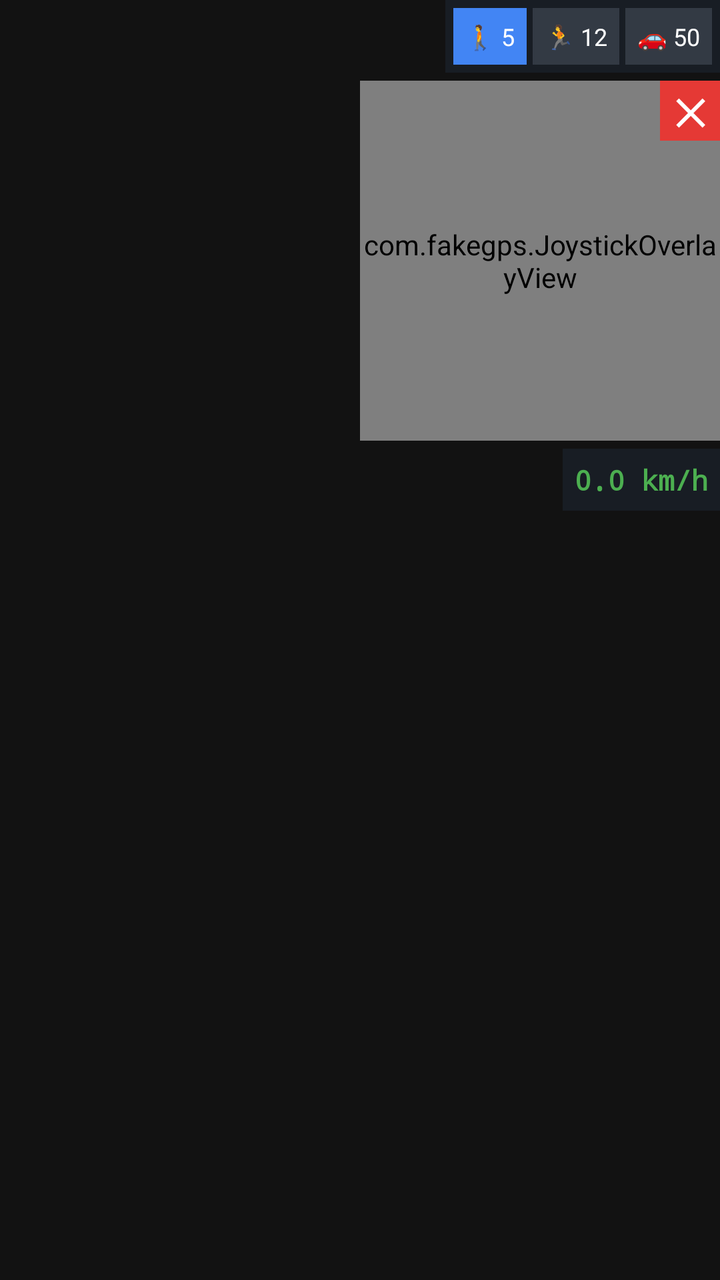
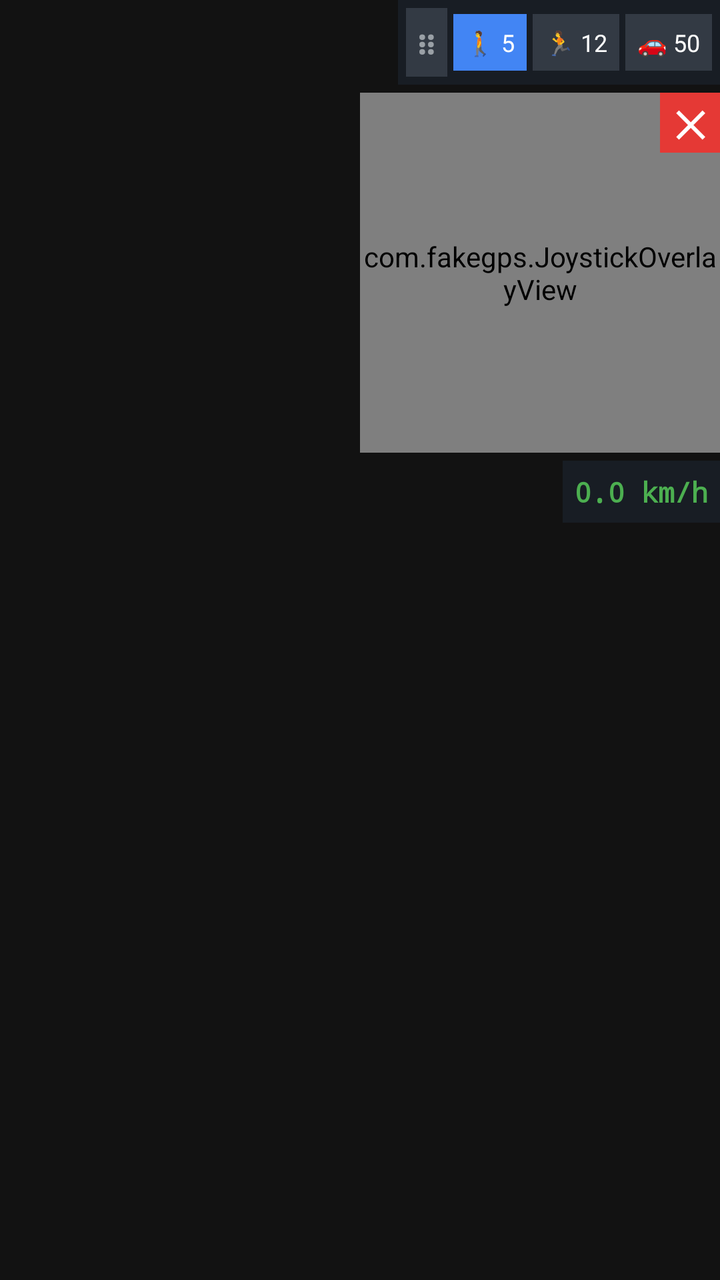

Two renders of the same Android screen: before a commit and after it. Below are the layout's source before the change and the commit's diff.
<!-- AndroidManifest.xml: application theme Theme.FakeGPS -->
<!-- res/layout/overlay_joystick.xml -->
<?xml version="1.0" encoding="utf-8"?>
<LinearLayout xmlns:android="http://schemas.android.com/apk/res/android"
    android:layout_width="wrap_content"
    android:layout_height="wrap_content"
    android:orientation="vertical"
    android:gravity="end">

    
    <LinearLayout
        android:layout_width="wrap_content"
        android:layout_height="wrap_content"
        android:orientation="horizontal"
        android:background="#CC1a2029"
        android:padding="4dp"
        android:layout_marginBottom="4dp">

        <TextView
            android:id="@+id/preset_walk"
            android:layout_width="wrap_content"
            android:layout_height="wrap_content"
            android:text="🚶 5"
            android:textColor="#ffffff"
            android:textSize="12sp"
            android:padding="6dp"
            android:background="#4285f4"
            android:clickable="true"
            android:focusable="true"
            android:layout_marginEnd="3dp"/>

        <TextView
            android:id="@+id/preset_run"
            android:layout_width="wrap_content"
            android:layout_height="wrap_content"
            android:text="🏃 12"
            android:textColor="#ffffff"
            android:textSize="12sp"
            android:padding="6dp"
            android:background="#333a44"
            android:clickable="true"
            android:focusable="true"
            android:layout_marginEnd="3dp"/>

        <TextView
            android:id="@+id/preset_car"
            android:layout_width="wrap_content"
            android:layout_height="wrap_content"
            android:text="🚗 50"
            android:textColor="#ffffff"
            android:textSize="12sp"
            android:padding="6dp"
            android:background="#333a44"
            android:clickable="true"
            android:focusable="true"/>
    </LinearLayout>

    
    <FrameLayout
        android:layout_width="wrap_content"
        android:layout_height="wrap_content">

        <com.fakegps.JoystickOverlayView
            android:id="@+id/joystick"
            android:layout_width="180dp"
            android:layout_height="180dp"/>

        <TextView
            android:id="@+id/btn_close"
            android:layout_width="30dp"
            android:layout_height="30dp"
            android:layout_gravity="top|end"
            android:text="✕"
            android:textColor="#ffffff"
            android:textSize="18sp"
            android:textStyle="bold"
            android:background="#e53935"
            android:gravity="center"
            android:clickable="true"
            android:focusable="true"/>
    </FrameLayout>

    
    <TextView
        android:id="@+id/speed_label"
        android:layout_width="wrap_content"
        android:layout_height="wrap_content"
        android:text="0.0 km/h"
        android:textColor="#4caf50"
        android:textSize="14sp"
        android:textStyle="bold"
        android:background="#CC1a2029"
        android:padding="6dp"
        android:layout_marginTop="4dp"
        android:layout_gravity="end"
        android:fontFamily="monospace"/>

</LinearLayout>
<!-- resources referenced by this layout -->
<resources>
  <style name="Theme.FakeGPS" parent="Theme.MaterialComponents.NoActionBar">
          <item name="android:windowFullscreen">true</item>
          <item name="android:statusBarColor">#000000</item>
          <item name="android:navigationBarColor">#000000</item>
      </style>
</resources>

<!-- the commit's change to res/layout/overlay_joystick.xml (unified diff, before → after) -->
@@ -12,7 +12,22 @@
         android:orientation="horizontal"
         android:background="#CC1a2029"
         android:padding="4dp"
+        android:gravity="center_vertical"
         android:layout_marginBottom="4dp">
+
+        <TextView
+            android:id="@+id/drag_handle"
+            android:layout_width="wrap_content"
+            android:layout_height="wrap_content"
+            android:text="⋮⋮"
+            android:textColor="#9aa0a6"
+            android:textSize="16sp"
+            android:textStyle="bold"
+            android:padding="6dp"
+            android:layout_marginEnd="3dp"
+            android:background="#333a44"
+            android:clickable="true"
+            android:focusable="true"/>
 
         <TextView
             android:id="@+id/preset_walk"
